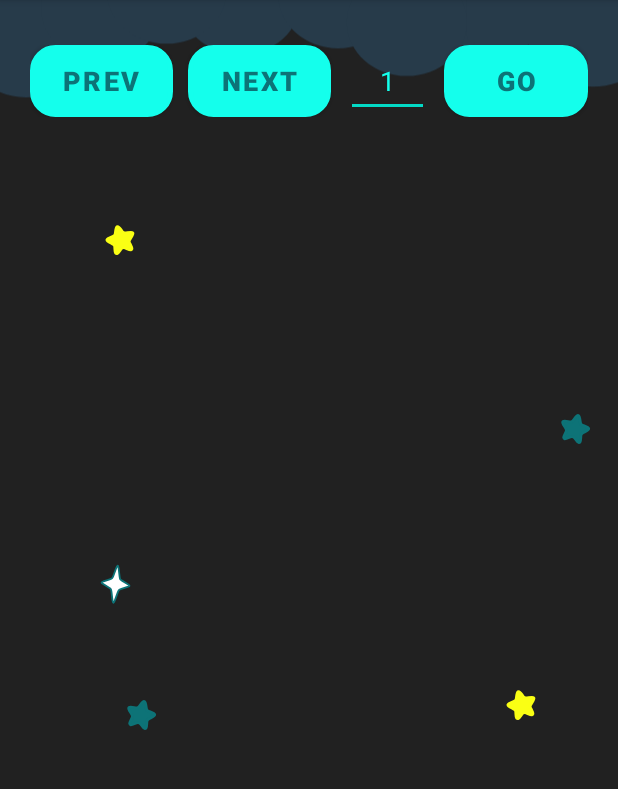
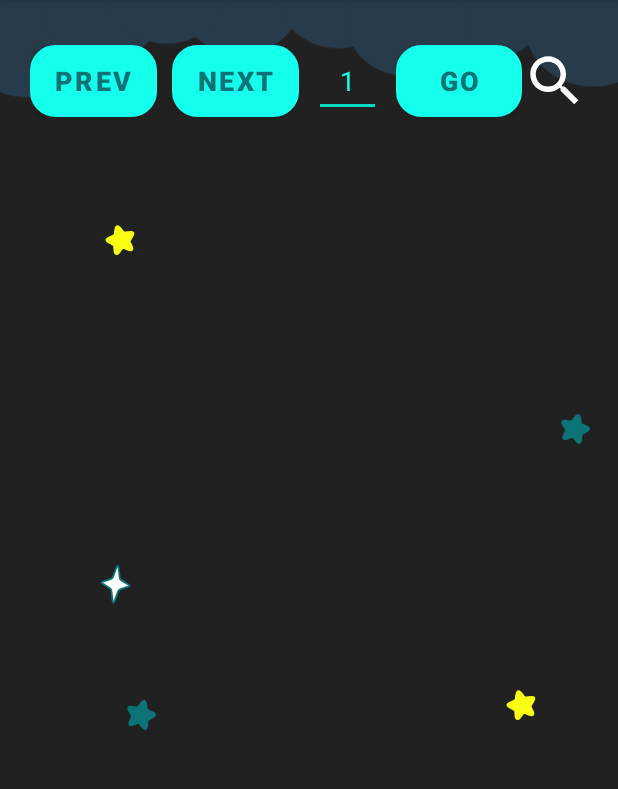
Before and after one commit to Luthfii1/jsleep-android, an Android app: the MainActivity screen opened directly, with no data from a screen before it, on a phone screen of 412 x 824 dp, the part 84-873 px from its top. Run offline under Robolectric (Android 15) with nearby library versions, the phone set to English and light mode, and no system bars; 1 statement that could not run was skipped.

```diff
--- a/app/src/main/java/com/LuthfiMisbachulMunirJSleepFN/jsleep_android/MainActivity.java
+++ b/app/src/main/java/com/LuthfiMisbachulMunirJSleepFN/jsleep_android/MainActivity.java
@@ -14,6 +14,7 @@ import android.widget.AdapterView;
 import android.widget.ArrayAdapter;
 import android.widget.Button;
 import android.widget.EditText;
+import android.widget.ImageView;
 import android.widget.ListView;
 import android.widget.Toast;
 
@@ -40,6 +41,7 @@ public class MainActivity extends AppCompatActivity {
     static List<String> roomName = new ArrayList<>();
     ListView list;
     BaseApiService mApiService;
+    ImageView filter;
     static BaseApiService mApiServiceStatic;
     Context mContext;
     Button next, prev;
@@ -58,7 +60,7 @@ public class MainActivity extends AppCompatActivity {
         prev = findViewById(R.id.prevButton);
         list = findViewById(R.id.listView_Main);
         list.setOnItemClickListener(this::onItemClick);
-
+        filter = findViewById(R.id.filterButton);
         getRoomList(0);
 
         next.setOnClickListener(new View.OnClickListener() {
@@ -68,7 +70,10 @@ public class MainActivity extends AppCompatActivity {
                 roomFix = getRoomList(numPage);
             }
         });
-
+        filter.setOnClickListener(v -> {
+            Intent intent = new Intent(MainActivity.this, SearchRoomActivity.class);
+            startActivity(intent);
+        });
         prev.setOnClickListener(new View.OnClickListener() {
             @Override
             public void onClick(View view) {
--- a/app/src/main/res/drawable/ic_baseline_search_24.xml
+++ b/app/src/main/res/drawable/ic_baseline_search_24.xml
@@ -1,5 +1,5 @@
-<vector android:height="24dp" android:tint="#FFFFFF"
-    android:viewportHeight="24" android:viewportWidth="24"
-    android:width="24dp" xmlns:android="http://schemas.android.com/apk/res/android">
+<vector android:autoMirrored="true" android:height="24dp"
+    android:tint="#FFFFFF" android:viewportHeight="24"
+    android:viewportWidth="24" android:width="24dp" xmlns:android="http://schemas.android.com/apk/res/android">
     <path android:fillColor="@android:color/white" android:pathData="M15.5,14h-0.79l-0.28,-0.27C15.41,12.59 16,11.11 16,9.5 16,5.91 13.09,3 9.5,3S3,5.91 3,9.5 5.91,16 9.5,16c1.61,0 3.09,-0.59 4.23,-1.57l0.27,0.28v0.79l5,4.99L20.49,19l-4.99,-5zM9.5,14C7.01,14 5,11.99 5,9.5S7.01,5 9.5,5 14,7.01 14,9.5 11.99,14 9.5,14z"/>
 </vector>
--- a/app/src/main/res/layout/activity_main.xml
+++ b/app/src/main/res/layout/activity_main.xml
@@ -86,6 +86,14 @@
             android:textStyle="bold"
             app:backgroundTint="@color/blue_light"
             app:layout_constraintStart_toStartOf="parent" />
+        <ImageView
+            android:id="@+id/filterButton"
+            android:layout_weight="1"
+            android:layout_width="wrap_content"
+            android:layout_height="wrap_content"
+            android:minHeight="48dp"
+            android:minWidth="48dp"
+            android:src="@drawable/ic_baseline_search_24"></ImageView>
     </LinearLayout>
 
     <LinearLayout
```
